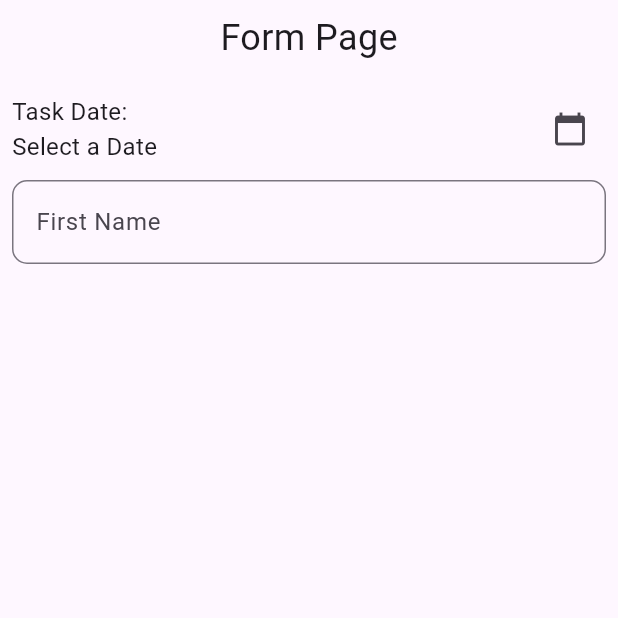
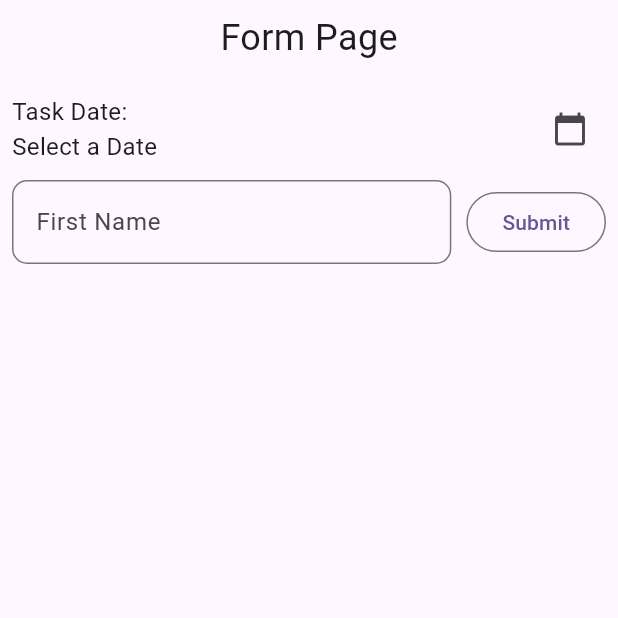
Before and after one commit to MuhammadKhalifRasyidi/TodoApp_0062, a Flutter app: the screen it shows after launch, on a phone screen of 412 x 824 dp, the top half of it. Run offline on Flutter 3.47's test engine with Material 3 defaults, Android fonts, the phone set to English and light mode, and no system bars.

Commit message:
menambahkan tombol submit dengan validasi form sebelum menambah data

```diff
--- a/lib/todo_app.dart
+++ b/lib/todo_app.dart
@@ -120,7 +120,15 @@ class _TodoPageState extends State<TodoPage> {
                         ),
                       ),
                     ),
-
+                    const SizedBox(width: 10),
+                    OutlinedButton(
+                      onPressed: () {
+                        if (key.currentState!.validate()) {
+                          addData();
+                        }
+                      },
+                      child: const Text('Submit'),
+                    ),
                   ],
                 ),
               ),
```
